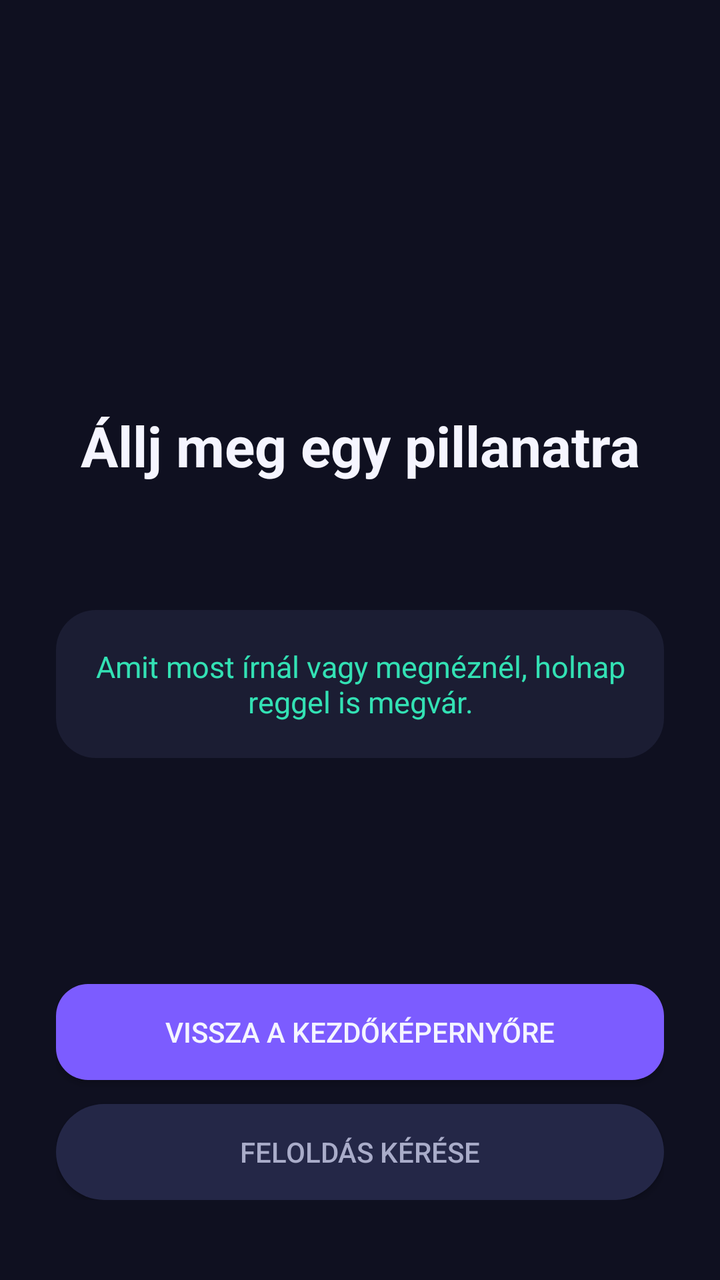
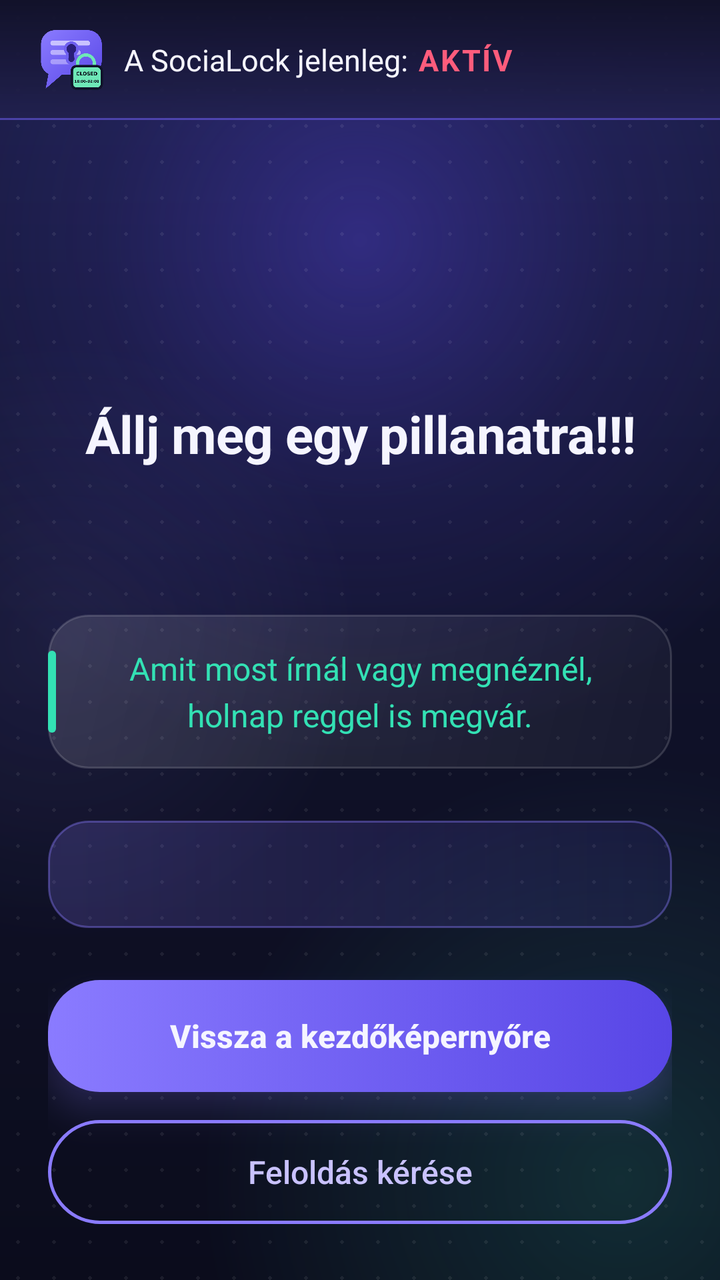

The first picture is an Android layout as it rendered before a commit; the second is the same layout after the commit. The layout source and the unified diff follow.
<!-- AndroidManifest.xml: activity theme Theme.SocialBlock.Fullscreen -->
<!-- res/layout/activity_block_overlay.xml -->
<?xml version="1.0" encoding="utf-8"?>
<LinearLayout xmlns:android="http://schemas.android.com/apk/res/android"
    android:orientation="vertical"
    android:gravity="center_horizontal"
    android:paddingStart="28dp"
    android:paddingEnd="28dp"
    android:paddingTop="88dp"
    android:paddingBottom="40dp"
    android:background="@color/bg_dark"
    android:layout_width="match_parent"
    android:layout_height="match_parent">

    <ImageView
        android:id="@+id/imageBlockedApp"
        android:contentDescription="@null"
        android:layout_width="88dp"
        android:layout_height="88dp" />

    <TextView
        android:text="@string/block_title"
        android:textColor="@color/text_primary"
        android:textSize="28sp"
        android:textStyle="bold"
        android:gravity="center"
        android:layout_marginTop="28dp"
        android:layout_width="match_parent"
        android:layout_height="wrap_content" />

    <TextView
        android:id="@+id/textBlockedApp"
        android:textColor="@color/text_secondary"
        android:textSize="16sp"
        android:gravity="center"
        android:layout_marginTop="10dp"
        android:layout_width="match_parent"
        android:layout_height="wrap_content" />

    <LinearLayout
        android:orientation="vertical"
        android:background="@drawable/bg_card"
        android:padding="18dp"
        android:layout_marginTop="32dp"
        android:layout_width="match_parent"
        android:layout_height="wrap_content">

        <TextView
            android:text="@string/block_hint"
            android:textColor="@color/accent"
            android:textSize="15sp"
            android:gravity="center"
            android:layout_width="match_parent"
            android:layout_height="wrap_content" />
    </LinearLayout>

    <TextView
        android:id="@+id/textUnlocksRemaining"
        android:textColor="@color/text_secondary"
        android:textSize="13sp"
        android:gravity="center"
        android:layout_marginTop="20dp"
        android:layout_width="match_parent"
        android:layout_height="wrap_content" />

    <Space
        android:layout_width="match_parent"
        android:layout_height="0dp"
        android:layout_weight="1" />

    <Button
        android:id="@+id/buttonGoHome"
        android:text="@string/go_home"
        android:background="@drawable/bg_button_primary"
        android:textColor="@color/text_primary"
        android:layout_width="match_parent"
        android:layout_height="wrap_content" />

    <Button
        android:id="@+id/buttonRequestUnlock"
        android:text="@string/request_unlock"
        android:background="@drawable/bg_search"
        android:textColor="@color/text_secondary"
        android:layout_marginTop="12dp"
        android:layout_width="match_parent"
        android:layout_height="wrap_content" />

</LinearLayout>
<!-- resources referenced by this layout -->
<resources>
  <!-- drawable bg_button_primary (drawable) -->
  <?xml version="1.0" encoding="utf-8"?>
  <shape xmlns:android="http://schemas.android.com/apk/res/android" android:shape="rectangle">
        <solid android:color="@color/primary" />
        <corners android:radius="16dp" />
  </shape>
  <!-- drawable bg_card (drawable) -->
  <?xml version="1.0" encoding="utf-8"?>
  <shape xmlns:android="http://schemas.android.com/apk/res/android" android:shape="rectangle">
        <solid android:color="@color/surface" />
        <corners android:radius="20dp" />
  </shape>
  <!-- drawable bg_search (drawable) -->
  <?xml version="1.0" encoding="utf-8"?>
  <shape xmlns:android="http://schemas.android.com/apk/res/android" android:shape="rectangle">
        <solid android:color="@color/surface_alt" />
        <corners android:radius="24dp" />
  </shape>
  <string name="block_title">Állj meg egy pillanatra</string>
  <color name="surface">#1B1D33</color>
  <color name="surface_alt">#242747</color>
  <!-- unchanged entries left out for length: 11 -->
</resources>

<!-- the commit's change to res/layout/activity_block_overlay.xml (unified diff, before → after) -->
@@ -1,86 +1,180 @@
 <?xml version="1.0" encoding="utf-8"?>
 <LinearLayout xmlns:android="http://schemas.android.com/apk/res/android"
     android:orientation="vertical"
-    android:gravity="center_horizontal"
-    android:paddingStart="28dp"
-    android:paddingEnd="28dp"
-    android:paddingTop="88dp"
-    android:paddingBottom="40dp"
-    android:background="@color/bg_dark"
+    android:background="@drawable/bg_block_screen"
     android:layout_width="match_parent"
     android:layout_height="match_parent">
 
-    <ImageView
-        android:id="@+id/imageBlockedApp"
-        android:contentDescription="@null"
-        android:layout_width="88dp"
-        android:layout_height="88dp" />
+    
+    <LinearLayout
+        android:orientation="horizontal"
+        android:gravity="center_vertical"
+        android:background="@drawable/bg_header"
+        android:paddingStart="20dp"
+        android:paddingEnd="20dp"
+        android:minHeight="60dp"
+        android:layout_width="match_parent"
+        android:layout_height="wrap_content">
 
-    <TextView
-        android:text="@string/block_title"
-        android:textColor="@color/text_primary"
-        android:textSize="28sp"
-        android:textStyle="bold"
-        android:gravity="center"
-        android:layout_marginTop="28dp"
-        android:layout_width="match_parent"
-        android:layout_height="wrap_content" />
+        <ImageView
+            android:src="@drawable/socialock_logo"
+            android:contentDescription="@string/brand_name"
+            android:layout_width="32dp"
+            android:layout_height="32dp" />
 
-    <TextView
-        android:id="@+id/textBlockedApp"
-        android:textColor="@color/text_secondary"
-        android:textSize="16sp"
-        android:gravity="center"
-        android:layout_marginTop="10dp"
-        android:layout_width="match_parent"
-        android:layout_height="wrap_content" />
+        <TextView
+            android:text="@string/block_status_prefix"
+            android:textColor="@color/text_primary"
+            android:textSize="15sp"
+            android:layout_marginStart="10dp"
+            android:layout_width="wrap_content"
+            android:layout_height="wrap_content" />
 
+        <TextView
+            android:text="@string/block_status_active"
+            android:textColor="@color/danger"
+            android:textSize="15sp"
+            android:textStyle="bold"
+            android:letterSpacing="0.06"
+            android:layout_marginStart="5dp"
+            android:layout_width="wrap_content"
+            android:layout_height="wrap_content" />
+    </LinearLayout>
+
+    
     <LinearLayout
         android:orientation="vertical"
-        android:background="@drawable/bg_card"
-        android:padding="18dp"
-        android:layout_marginTop="32dp"
+        android:gravity="center_horizontal"
+        android:paddingStart="24dp"
+        android:paddingEnd="24dp"
+        android:paddingBottom="28dp"
         android:layout_width="match_parent"
-        android:layout_height="wrap_content">
+        android:layout_height="0dp"
+        android:layout_weight="1">
+
+        <Space
+            android:layout_width="match_parent"
+            android:layout_height="0dp"
+            android:layout_weight="1" />
+
+        
+        <ImageView
+            android:id="@+id/imageBlockedApp"
+            android:contentDescription="@null"
+            android:layout_width="88dp"
+            android:layout_height="88dp" />
+
+        <Space
+            android:layout_width="match_parent"
+            android:layout_height="0dp"
+            android:layout_weight="1" />
+
+        <TextView
+            android:text="@string/block_title"
+            android:textColor="@color/text_primary"
+            android:textSize="26sp"
+            android:textStyle="bold"
+            android:letterSpacing="-0.01"
+            android:maxLines="1"
+            android:autoSizeTextType="uniform"
+            android:autoSizeMinTextSize="18sp"
+            android:autoSizeMaxTextSize="26sp"
+            android:autoSizeStepGranularity="1sp"
+            android:gravity="center"
+            android:layout_width="match_parent"
+            android:layout_height="wrap_content" />
+
+        <Space
+            android:layout_width="match_parent"
+            android:layout_height="0dp"
+            android:layout_weight="1" />
+
+        <TextView
+            android:id="@+id/textBlockedApp"
+            android:textColor="@color/text_secondary"
+            android:textSize="16sp"
+            android:lineSpacingMultiplier="1.2"
+            android:gravity="center"
+            android:layout_width="match_parent"
+            android:layout_height="wrap_content" />
+
+        <Space
+            android:layout_width="match_parent"
+            android:layout_height="0dp"
+            android:layout_weight="1" />
 
         <TextView
             android:text="@string/block_hint"
             android:textColor="@color/accent"
-            android:textSize="15sp"
+            android:textSize="16sp"
+            android:lineSpacingMultiplier="1.2"
             android:gravity="center"
+            android:background="@drawable/bg_card_glass"
+            android:paddingStart="16dp"
+            android:paddingEnd="16dp"
+            android:paddingTop="16dp"
+            android:paddingBottom="16dp"
             android:layout_width="match_parent"
             android:layout_height="wrap_content" />
+
+        <Space
+            android:layout_width="match_parent"
+            android:layout_height="0dp"
+            android:layout_weight="1" />
+
+        <TextView
+            android:id="@+id/textUnlocksRemaining"
+            android:textColor="#C9C2FF"
+            android:textSize="16sp"
+            android:maxLines="1"
+            android:autoSizeTextType="uniform"
+            android:autoSizeMinTextSize="11sp"
+            android:autoSizeMaxTextSize="16sp"
+            android:autoSizeStepGranularity="0.5sp"
+            android:gravity="center"
+            android:background="@drawable/bg_pill"
+            android:paddingStart="16dp"
+            android:paddingEnd="16dp"
+            android:paddingTop="16dp"
+            android:paddingBottom="16dp"
+            android:lineSpacingMultiplier="1.2"
+            android:layout_width="match_parent"
+            android:layout_height="wrap_content" />
+
+        <Space
+            android:layout_width="match_parent"
+            android:layout_height="0dp"
+            android:layout_weight="1" />
+
+        <androidx.appcompat.widget.AppCompatButton
+            android:id="@+id/buttonGoHome"
+            android:text="@string/go_home"
+            android:textAllCaps="false"
+            android:textSize="16sp"
+            android:textStyle="bold"
+            android:textColor="@color/text_primary"
+            android:minHeight="56dp"
+            android:elevation="10dp"
+            android:outlineSpotShadowColor="#8A7BFF"
+            android:outlineAmbientShadowColor="#8A7BFF"
+            android:stateListAnimator="@null"
+            android:background="@drawable/bg_button_gradient"
+            android:layout_width="match_parent"
+            android:layout_height="wrap_content" />
+
+        <androidx.appcompat.widget.AppCompatButton
+            android:id="@+id/buttonRequestUnlock"
+            android:text="@string/request_unlock"
+            android:textAllCaps="false"
+            android:textSize="16sp"
+            android:textColor="@color/text_button_outline"
+            android:minHeight="52dp"
+            android:stateListAnimator="@null"
+            android:background="@drawable/bg_button_outline"
+            android:layout_marginTop="14dp"
+            android:layout_width="match_parent"
+            android:layout_height="wrap_content" />
+
     </LinearLayout>
 
-    <TextView
-        android:id="@+id/textUnlocksRemaining"
-        android:textColor="@color/text_secondary"
-        android:textSize="13sp"
-        android:gravity="center"
-        android:layout_marginTop="20dp"
-        android:layout_width="match_parent"
-        android:layout_height="wrap_content" />
-
-    <Space
-        android:layout_width="match_parent"
-        android:layout_height="0dp"
-        android:layout_weight="1" />
-
-    <Button
-        android:id="@+id/buttonGoHome"
-        android:text="@string/go_home"
-        android:background="@drawable/bg_button_primary"
-        android:textColor="@color/text_primary"
-        android:layout_width="match_parent"
-        android:layout_height="wrap_content" />
-
-    <Button
-        android:id="@+id/buttonRequestUnlock"
-        android:text="@string/request_unlock"
-        android:background="@drawable/bg_search"
-        android:textColor="@color/text_secondary"
-        android:layout_marginTop="12dp"
-        android:layout_width="match_parent"
-        android:layout_height="wrap_content" />
-
 </LinearLayout>
<!-- resource entries referenced after the edit -->
@@ -1,26 +1,120 @@
 <!-- resources referenced by this layout -->
 <resources>
-  <!-- drawable bg_button_primary (drawable) -->
+  <color name="danger">#FF5C7C</color>
+  <!-- drawable bg_block_screen (drawable) -->
+  <?xml version="1.0" encoding="utf-8"?>
+  <layer-list xmlns:android="http://schemas.android.com/apk/res/android">
+      <item>
+          <shape android:shape="rectangle">
+              <gradient android:angle="270" android:startColor="#1A1D45" android:centerColor="#10122A" android:endColor="#0B0C1C" />
+          </shape>
+      </item>
+      <item android:gravity="top|center_horizontal" android:top="-140dp" android:width="520dp" android:height="520dp">
+          <shape android:shape="oval">
+              <gradient android:type="radial" android:gradientRadius="260dp" android:startColor="#665846E6" android:centerColor="#225846E6" android:endColor="#005846E6" />
+          </shape>
+      </item>
+      <item android:gravity="bottom|end" android:bottom="-160dp" android:end="-160dp" android:width="420dp" android:height="420dp">
+          <shape android:shape="oval">
+              <gradient android:type="radial" android:gradientRadius="210dp" android:startColor="#2633E1B4" android:endColor="#0033E1B4" />
+          </shape>
+      </item>
+      <item android:gravity="center_vertical|start" android:start="-120dp" android:width="300dp" android:height="300dp">
+          <shape android:shape="oval">
+              <gradient android:type="radial" android:gradientRadius="150dp" android:startColor="#1A8A7BFF" android:endColor="#008A7BFF" />
+          </shape>
+      </item>
+      
+      <item android:drawable="@drawable/bg_dots" />
+  </layer-list>
+  <!-- drawable bg_button_gradient (drawable) -->
+  <?xml version="1.0" encoding="utf-8"?>
+  <selector xmlns:android="http://schemas.android.com/apk/res/android">
+      <item android:state_pressed="true">
+          <shape android:shape="rectangle">
+              <gradient android:angle="0" android:startColor="#7A6BF0" android:endColor="#4A38D0" />
+              <corners android:radius="26dp" />
+          </shape>
+      </item>
+      <item>
+          <shape android:shape="rectangle">
+              <gradient android:angle="0" android:startColor="#8A7BFF" android:endColor="#5846E6" />
+              <corners android:radius="26dp" />
+          </shape>
+      </item>
+  </selector>
+  <!-- drawable bg_button_outline (drawable) -->
+  <?xml version="1.0" encoding="utf-8"?>
+  <selector xmlns:android="http://schemas.android.com/apk/res/android">
+      <item android:state_enabled="false">
+          <shape android:shape="rectangle">
+              <stroke android:width="1.5dp" android:color="#338A7BFF" />
+              <corners android:radius="26dp" />
+          </shape>
+      </item>
+      <item android:state_pressed="true">
+          <shape android:shape="rectangle">
+              <solid android:color="#228A7BFF" />
+              <stroke android:width="1.5dp" android:color="#8A7BFF" />
+              <corners android:radius="26dp" />
+          </shape>
+      </item>
+      <item>
+          <shape android:shape="rectangle">
+              <stroke android:width="1.5dp" android:color="#8A7BFF" />
+              <corners android:radius="26dp" />
+          </shape>
+      </item>
+  </selector>
+  <!-- drawable bg_card_glass (drawable) -->
+  <?xml version="1.0" encoding="utf-8"?>
+  <layer-list xmlns:android="http://schemas.android.com/apk/res/android">
+      <item>
+          <shape android:shape="rectangle">
+              <gradient android:angle="315" android:startColor="#1FFFFFFF" android:endColor="#08FFFFFF" />
+              <stroke android:width="1dp" android:color="#26FFFFFF" />
+              <corners android:radius="20dp" />
+          </shape>
+      </item>
+      <item android:gravity="start|center_vertical" android:start="0dp" android:width="4dp" android:top="18dp" android:bottom="18dp">
+          <shape android:shape="rectangle">
+              <solid android:color="#33E1B4" />
+              <corners android:radius="2dp" />
+          </shape>
+      </item>
+  </layer-list>
+  <!-- drawable bg_header (drawable) -->
+  <?xml version="1.0" encoding="utf-8"?>
+  <layer-list xmlns:android="http://schemas.android.com/apk/res/android">
+      <item>
+          <shape android:shape="rectangle">
+              <solid android:color="#8C6F60F0" />
+          </shape>
+      </item>
+      <item android:bottom="1dp">
+          <shape android:shape="rectangle">
+              <gradient android:angle="270" android:startColor="#E60B0C1C" android:endColor="#B30F1128" />
+          </shape>
+      </item>
+  </layer-list>
+  <!-- drawable bg_pill (drawable) -->
   <?xml version="1.0" encoding="utf-8"?>
   <shape xmlns:android="http://schemas.android.com/apk/res/android" android:shape="rectangle">
-        <solid android:color="@color/primary" />
-        <corners android:radius="16dp" />
+      <gradient android:angle="0" android:startColor="#338A7BFF" android:endColor="#1A5846E6" />
+      <stroke android:width="1dp" android:color="#668A7BFF" />
+      <corners android:radius="20dp" />
   </shape>
-  <!-- drawable bg_card (drawable) -->
+  <!-- drawable socialock_logo: png bitmap (drawable-nodpi, 39028 bytes) -->
+  <string name="block_status_active">AKTÍV</string>
+  <string name="block_status_prefix">A SociaLock jelenleg:</string>
+  <string name="block_title">Állj meg egy pillanatra!!!</string>
+  <string name="brand_name">SociaLock</string>
+  <!-- drawable bg_dots (drawable) -->
   <?xml version="1.0" encoding="utf-8"?>
-  <shape xmlns:android="http://schemas.android.com/apk/res/android" android:shape="rectangle">
-        <solid android:color="@color/surface" />
-        <corners android:radius="20dp" />
-  </shape>
-  <!-- drawable bg_search (drawable) -->
-  <?xml version="1.0" encoding="utf-8"?>
-  <shape xmlns:android="http://schemas.android.com/apk/res/android" android:shape="rectangle">
-        <solid android:color="@color/surface_alt" />
-        <corners android:radius="24dp" />
-  </shape>
-  <string name="block_title">Állj meg egy pillanatra</string>
-  <color name="surface">#1B1D33</color>
-  <color name="surface_alt">#242747</color>
+  <bitmap xmlns:android="http://schemas.android.com/apk/res/android"
+      android:src="@drawable/bg_dot_tile"
+      android:tileMode="repeat" />
+  <!-- drawable bg_dot_tile: png bitmap (drawable-xxhdpi, 142 bytes) -->
   <!-- unchanged entries left out for length: 11 -->
 </resources>
 
